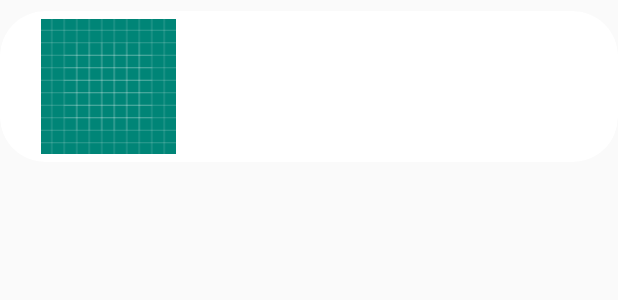
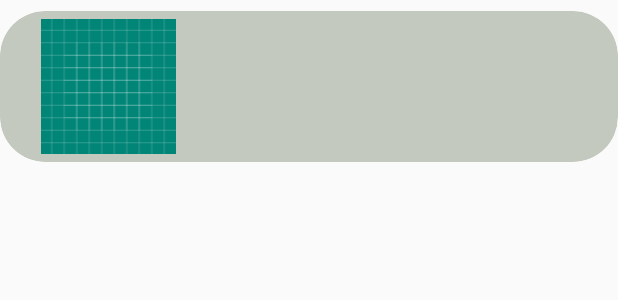
Before and after one commit to bennykwong/weatherapp, an Android app: the layout card_view.xml on its own in the app's theme, with its tools: preview values and no code run, on a phone screen of 412 x 824 dp. Shown: the top 300 px of the screen. Run offline under Robolectric (Android 15) with nearby library versions, the phone set to English and light mode, and no system bars.

Commit message:
improve visibility

```diff
--- a/app/src/main/res/layout/card_view.xml
+++ b/app/src/main/res/layout/card_view.xml
@@ -11,8 +11,7 @@
         xmlns:card_view="http://schemas.android.com/apk/res-auto"
         android:layout_width="match_parent"
         android:layout_height="wrap_content"
-        android:background="@color/colorGrey"
-        card_view:cardBackgroundColor="@color/colorWhite"
+        card_view:cardBackgroundColor="@color/colorGrey"
         card_view:cardCornerRadius="30dp"
         card_view:cardElevation="0dp">
 
```
